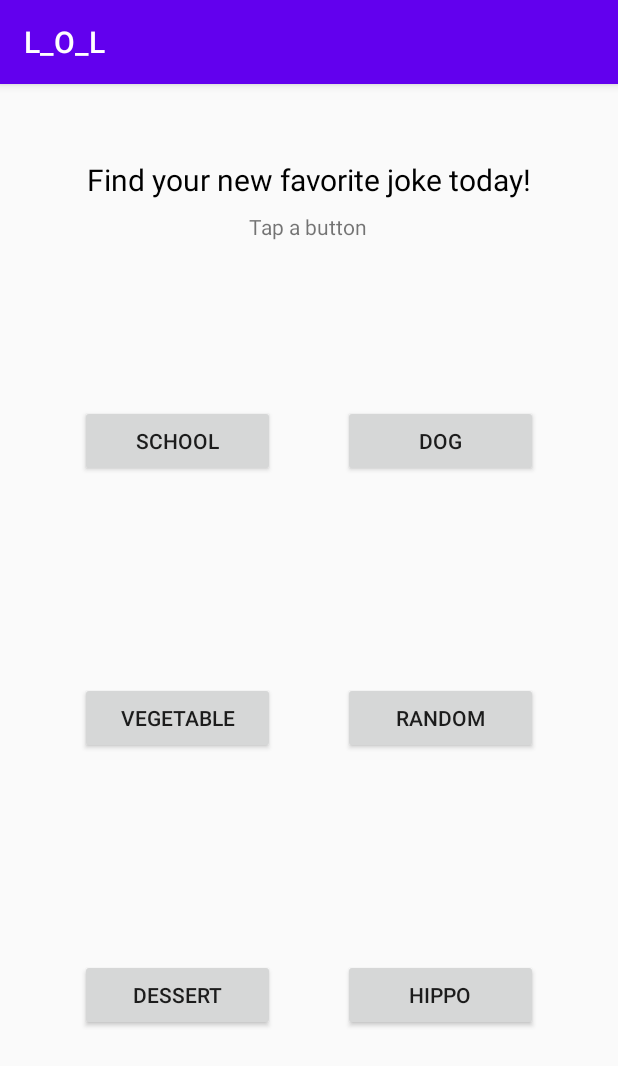
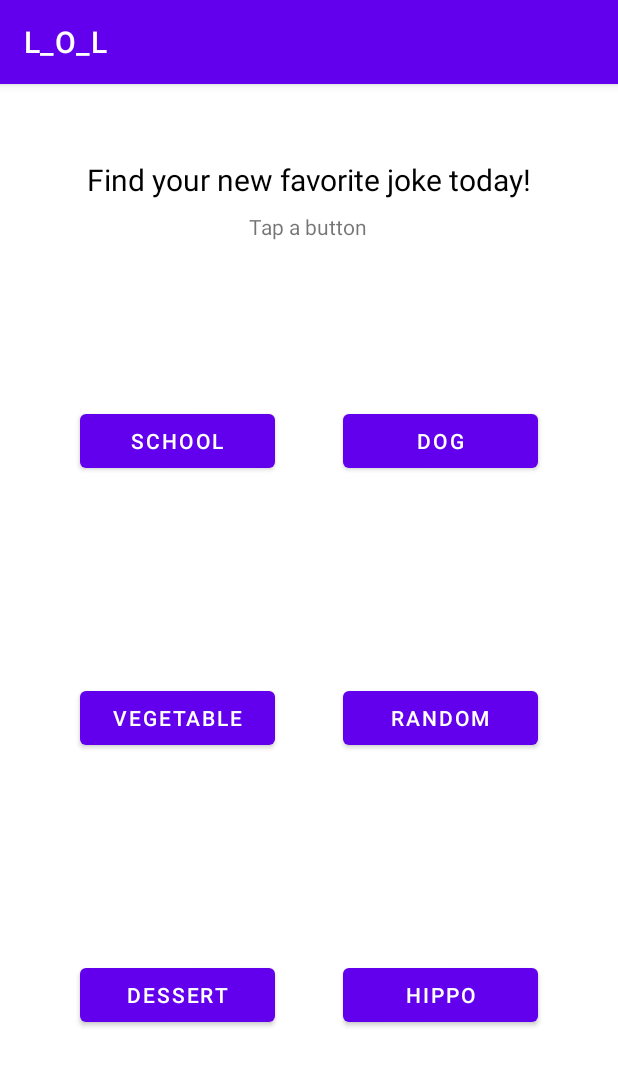
Before and after one commit to sushma1579/LOL-App, an Android app: the screen it shows after launch (MainActivity), on a phone screen of 412 x 824 dp. Shown: the top 1066 px of the screen. Run offline under Robolectric (Android 15) with nearby library versions, the phone set to English and light mode, and no system bars; Roboto replaces fonts that are not available here.

Commit message:
theme changed

```diff
--- a/app/src/main/res/values/themes.xml
+++ b/app/src/main/res/values/themes.xml
@@ -1,6 +1,6 @@
 <resources xmlns:tools="http://schemas.android.com/tools">
     <!-- Base application theme. -->
-    <style name="Theme.L_O_L" parent="Theme.MaterialComponents.Light.DarkActionBar.Bridge">
+    <style name="Theme.L_O_L" parent="Theme.MaterialComponents.Light.DarkActionBar">
         <!-- Primary brand color. -->
         <item name="colorPrimary">@color/purple_500</item>
         <item name="colorPrimaryVariant">@color/purple_700</item>
```
